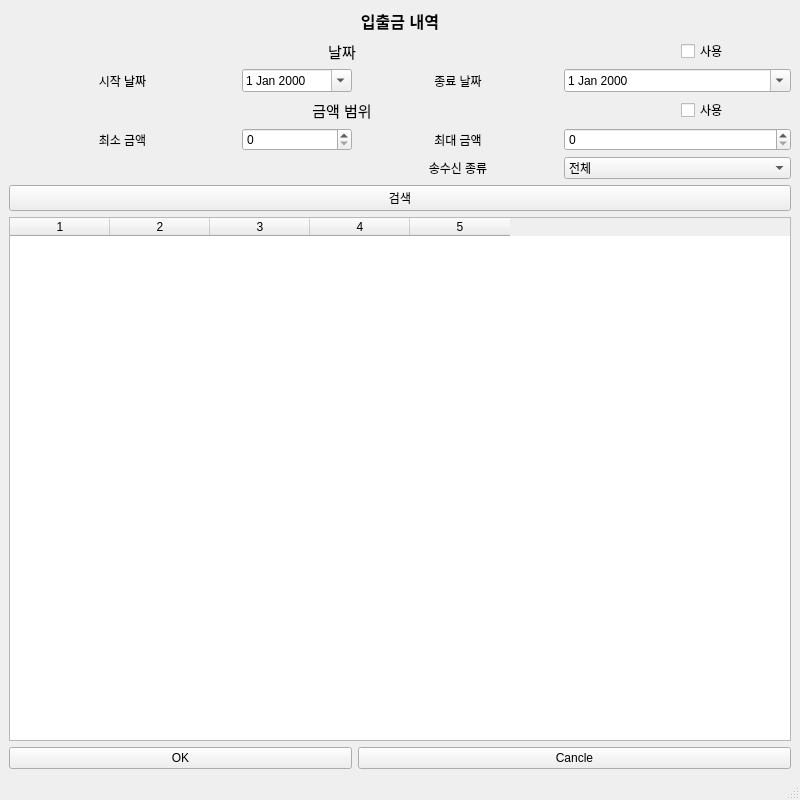
hyeon-h/QBanker-System, file form/userhistorywindow.ui: the form before one commit.
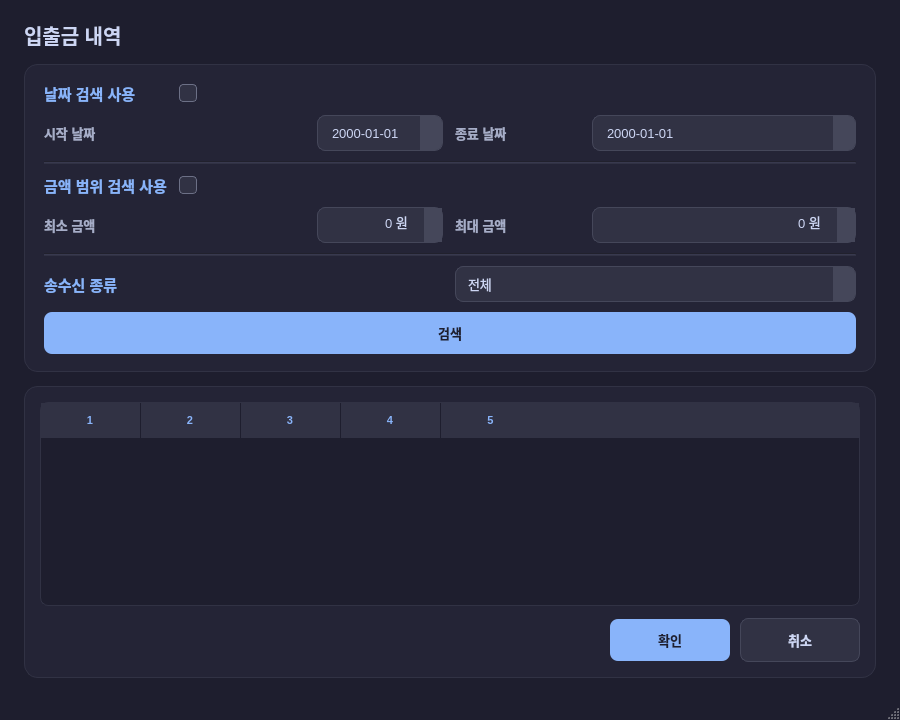
The form after the commit.

Patch:
```diff
--- a/form/userhistorywindow.ui
+++ b/form/userhistorywindow.ui
@@ -6,218 +6,604 @@
    <rect>
     <x>0</x>
     <y>0</y>
-    <width>800</width>
-    <height>800</height>
+    <width>900</width>
+    <height>720</height>
    </rect>
   </property>
+  <property name="minimumSize">
+   <size>
+    <width>760</width>
+    <height>640</height>
+   </size>
+  </property>
   <property name="windowTitle">
-   <string>MainWindow</string>
+   <string>입출금 내역</string>
+  </property>
+  <property name="styleSheet">
+   <string notr="true">
+QMainWindow, QWidget#centralwidget {
+    background-color: #1e1e2e;
+}
+QWidget {
+    color: #cdd6f4;
+    font-family: &quot;Segoe UI&quot;, &quot;Malgun Gothic&quot;, sans-serif;
+    font-size: 13px;
+}
+QWidget#filterCard, QWidget#resultCard {
+    background-color: #242436;
+    border: 1px solid #313244;
+    border-radius: 14px;
+}
+QLabel {
+    color: #a6adc8;
+    font-weight: 500;
+    background: transparent;
+}
+QLabel#label {
+    color: #cdd6f4;
+    font-size: 20px;
+    font-weight: 700;
+    background: transparent;
+}
+QLabel#label_3, QLabel#label_6, QLabel#label_2 {
+    color: #89b4fa;
+    font-size: 15px;
+    font-weight: 700;
+    background: transparent;
+}
+QLineEdit, QSpinBox, QDateEdit, QComboBox {
+    background-color: #313244;
+    border: 1px solid #45475a;
+    border-radius: 8px;
+    padding: 8px 12px;
+    color: #cdd6f4;
+    selection-background-color: #89b4fa;
+    min-height: 18px;
+}
+QLineEdit:focus, QSpinBox:focus, QDateEdit:focus, QComboBox:focus {
+    border: 1px solid #89b4fa;
+    background-color: #363752;
+}
+QLineEdit:hover, QSpinBox:hover, QDateEdit:hover, QComboBox:hover {
+    border: 1px solid #6c7086;
+}
+/* SpinBox arrows */
+QSpinBox::up-button, QSpinBox::down-button {
+    background-color: #45475a;
+    border: none;
+    width: 18px;
+}
+QSpinBox::up-button:hover, QSpinBox::down-button:hover {
+    background-color: #585b70;
+}
+QSpinBox::up-arrow {
+    image: none;
+    border-left: 4px solid transparent;
+    border-right: 4px solid transparent;
+    border-bottom: 5px solid #cdd6f4;
+    width: 0; height: 0;
+}
+QSpinBox::down-arrow {
+    image: none;
+    border-left: 4px solid transparent;
+    border-right: 4px solid transparent;
+    border-top: 5px solid #cdd6f4;
+    width: 0; height: 0;
+}
+/* DateEdit drop-down */
+QDateEdit::drop-down {
+    background-color: #45475a;
+    border: none;
+    width: 22px;
+    border-top-right-radius: 7px;
+    border-bottom-right-radius: 7px;
+}
+QDateEdit::drop-down:hover {
+    background-color: #585b70;
+}
+QDateEdit::down-arrow {
+    image: none;
+    border-left: 4px solid transparent;
+    border-right: 4px solid transparent;
+    border-top: 5px solid #cdd6f4;
+    width: 0; height: 0;
+}
+/* ComboBox */
+QComboBox::drop-down {
+    background-color: #45475a;
+    border: none;
+    width: 22px;
+    border-top-right-radius: 7px;
+    border-bottom-right-radius: 7px;
+}
+QComboBox::drop-down:hover {
+    background-color: #585b70;
+}
+QComboBox::down-arrow {
+    image: none;
+    border-left: 4px solid transparent;
+    border-right: 4px solid transparent;
+    border-top: 5px solid #cdd6f4;
+    width: 0; height: 0;
+}
+QComboBox QAbstractItemView {
+    background-color: #242436;
+    color: #cdd6f4;
+    border: 1px solid #45475a;
+    selection-background-color: #89b4fa;
+    selection-color: #1e1e2e;
+    outline: none;
+}
+/* Calendar popup */
+QCalendarWidget QWidget {
+    background-color: #242436;
+    color: #cdd6f4;
+}
+QCalendarWidget QToolButton {
+    background-color: #313244;
+    color: #cdd6f4;
+    border-radius: 4px;
+    padding: 4px;
+}
+QCalendarWidget QToolButton:hover {
+    background-color: #45475a;
+}
+QCalendarWidget QAbstractItemView:enabled {
+    background-color: #1e1e2e;
+    color: #cdd6f4;
+    selection-background-color: #89b4fa;
+    selection-color: #1e1e2e;
+}
+/* CheckBox */
+QCheckBox {
+    color: #cdd6f4;
+    spacing: 8px;
+    background: transparent;
+}
+QCheckBox::indicator {
+    width: 16px;
+    height: 16px;
+    border: 1px solid #6c7086;
+    border-radius: 4px;
+    background-color: #313244;
+}
+QCheckBox::indicator:checked {
+    background-color: #89b4fa;
+    border: 1px solid #89b4fa;
+}
+QCheckBox::indicator:hover {
+    border: 1px solid #89b4fa;
+}
+/* Buttons */
+QPushButton {
+    background-color: #313244;
+    color: #cdd6f4;
+    border: 1px solid #45475a;
+    border-radius: 8px;
+    padding: 10px 20px;
+    font-weight: 600;
+    min-height: 22px;
+}
+QPushButton:hover {
+    background-color: #45475a;
+    border: 1px solid #89b4fa;
+}
+QPushButton:pressed {
+    background-color: #585b70;
+}
+QPushButton#pushButton_3 {
+    background-color: #89b4fa;
+    color: #1e1e2e;
+    border: none;
+}
+QPushButton#pushButton_3:hover {
+    background-color: #a5c4fb;
+}
+QPushButton#pushButton_3:pressed {
+    background-color: #74a0e8;
+}
+QPushButton#pushButton {
+    background-color: #89b4fa;
+    color: #1e1e2e;
+    border: none;
+}
+QPushButton#pushButton:hover {
+    background-color: #a5c4fb;
+}
+QPushButton#pushButton:pressed {
+    background-color: #74a0e8;
+}
+/* Table */
+QTableWidget {
+    background-color: #1e1e2e;
+    alternate-background-color: #242436;
+    color: #cdd6f4;
+    gridline-color: #313244;
+    border: 1px solid #313244;
+    border-radius: 8px;
+    selection-background-color: #89b4fa;
+    selection-color: #1e1e2e;
+    outline: none;
+}
+QTableWidget::item {
+    padding: 6px;
+    border: none;
+}
+QTableWidget::item:selected {
+    background-color: #89b4fa;
+    color: #1e1e2e;
+}
+QHeaderView::section {
+    background-color: #313244;
+    color: #89b4fa;
+    padding: 8px;
+    border: none;
+    border-right: 1px solid #1e1e2e;
+    font-weight: 700;
+    font-size: 11px;
+    letter-spacing: 1px;
+}
+QHeaderView::section:last {
+    border-right: none;
+}
+QHeaderView {
+    background-color: #313244;
+}
+QTableView QTableCornerButton::section {
+    background-color: #313244;
+    border: none;
+}
+QTableCornerButton::section {
+    background-color: #313244;
+    border: none;
+}
+/* Scrollbar */
+QScrollBar:vertical {
+    background: #1e1e2e;
+    width: 10px;
+    margin: 0;
+    border-radius: 5px;
+}
+QScrollBar::handle:vertical {
+    background: #45475a;
+    border-radius: 5px;
+    min-height: 20px;
+}
+QScrollBar::handle:vertical:hover {
+    background: #585b70;
+}
+QScrollBar::add-line:vertical, QScrollBar::sub-line:vertical {
+    height: 0;
+}
+QScrollBar:horizontal {
+    background: #1e1e2e;
+    height: 10px;
+    margin: 0;
+    border-radius: 5px;
+}
+QScrollBar::handle:horizontal {
+    background: #45475a;
+    border-radius: 5px;
+    min-width: 20px;
+}
+QScrollBar::handle:horizontal:hover {
+    background: #585b70;
+}
+QScrollBar::add-line:horizontal, QScrollBar::sub-line:horizontal {
+    width: 0;
+}
+   </string>
   </property>
   <widget class="QWidget" name="centralwidget">
    <layout class="QVBoxLayout" name="verticalLayout">
+    <property name="leftMargin"><number>24</number></property>
+    <property name="topMargin"><number>20</number></property>
+    <property name="rightMargin"><number>24</number></property>
+    <property name="bottomMargin"><number>20</number></property>
+    <property name="spacing"><number>14</number></property>
     <item>
-     <layout class="QGridLayout" name="gridLayout">
-      <item row="3" column="2">
-       <widget class="QDateEdit" name="dateEdit">
-        <property name="calendarPopup">
-         <bool>true</bool>
-        </property>
-       </widget>
-      </item>
-      <item row="1" column="0" colspan="5">
-       <widget class="QLabel" name="label_3">
-        <property name="font">
-         <font>
-          <pointsize>11</pointsize>
-         </font>
-        </property>
-        <property name="text">
-         <string>날짜</string>
-        </property>
-        <property name="alignment">
-         <set>Qt::AlignmentFlag::AlignCenter</set>
-        </property>
-       </widget>
-      </item>
-      <item row="7" column="3">
-       <widget class="QLabel" name="label_8">
-        <property name="text">
-         <string>최대 금액</string>
-        </property>
-        <property name="alignment">
-         <set>Qt::AlignmentFlag::AlignCenter</set>
-        </property>
-       </widget>
-      </item>
-      <item row="7" column="0" colspan="2">
-       <widget class="QLabel" name="label_7">
-        <property name="text">
-         <string>최소 금액</string>
-        </property>
-        <property name="alignment">
-         <set>Qt::AlignmentFlag::AlignCenter</set>
-        </property>
-       </widget>
-      </item>
-      <item row="6" column="0" colspan="5">
-       <widget class="QLabel" name="label_6">
-        <property name="font">
-         <font>
-          <pointsize>11</pointsize>
-         </font>
-        </property>
-        <property name="text">
-         <string>금액 범위</string>
-        </property>
-        <property name="alignment">
-         <set>Qt::AlignmentFlag::AlignCenter</set>
-        </property>
-       </widget>
-      </item>
-      <item row="12" column="0" colspan="3">
-       <widget class="QPushButton" name="pushButton">
-        <property name="text">
-         <string>OK</string>
-        </property>
-       </widget>
-      </item>
-      <item row="9" column="3">
-       <widget class="QLabel" name="label_2">
-        <property name="text">
-         <string>송수신 종류</string>
-        </property>
-        <property name="alignment">
-         <set>Qt::AlignmentFlag::AlignCenter</set>
-        </property>
-       </widget>
-      </item>
-      <item row="3" column="3">
-       <widget class="QLabel" name="label_5">
-        <property name="minimumSize">
-         <size>
-          <width>200</width>
-          <height>0</height>
-         </size>
-        </property>
-        <property name="text">
-         <string>종료 날짜</string>
-        </property>
-        <property name="alignment">
-         <set>Qt::AlignmentFlag::AlignCenter</set>
-        </property>
-       </widget>
-      </item>
-      <item row="3" column="0" colspan="2">
-       <widget class="QLabel" name="label_4">
-        <property name="minimumSize">
-         <size>
-          <width>200</width>
-          <height>0</height>
-         </size>
-        </property>
-        <property name="text">
-         <string>시작 날짜</string>
-        </property>
-        <property name="alignment">
-         <set>Qt::AlignmentFlag::AlignCenter</set>
-        </property>
-       </widget>
-      </item>
-      <item row="1" column="5">
-       <widget class="QCheckBox" name="checkBox">
-        <property name="text">
-         <string>사용</string>
-        </property>
-       </widget>
-      </item>
-      <item row="6" column="5">
-       <widget class="QCheckBox" name="checkBox_2">
-        <property name="text">
-         <string>사용</string>
-        </property>
-       </widget>
-      </item>
-      <item row="3" column="4" colspan="2">
-       <widget class="QDateEdit" name="dateEdit_2">
-        <property name="calendarPopup">
-         <bool>true</bool>
-        </property>
-       </widget>
-      </item>
-      <item row="0" column="0" colspan="6">
-       <widget class="QLabel" name="label">
-        <property name="font">
-         <font>
-          <pointsize>12</pointsize>
-          <bold>true</bold>
-         </font>
-        </property>
-        <property name="text">
-         <string>입출금 내역</string>
-        </property>
-        <property name="alignment">
-         <set>Qt::AlignmentFlag::AlignCenter</set>
-        </property>
-       </widget>
-      </item>
-      <item row="10" column="0" colspan="6">
-       <widget class="QPushButton" name="pushButton_3">
-        <property name="text">
-         <string>검색</string>
-        </property>
-       </widget>
-      </item>
-      <item row="11" column="0" colspan="6">
-       <widget class="QTableWidget" name="tableWidget">
-        <property name="columnCount">
-         <number>5</number>
-        </property>
-        <column/>
-        <column/>
-        <column/>
-        <column/>
-        <column/>
-       </widget>
-      </item>
-      <item row="12" column="3" colspan="3">
-       <widget class="QPushButton" name="pushButton_2">
-        <property name="text">
-         <string>Cancle</string>
-        </property>
-       </widget>
-      </item>
-      <item row="9" column="4" colspan="2">
-       <widget class="QComboBox" name="comboBox">
-        <property name="layoutDirection">
-         <enum>Qt::LayoutDirection::LeftToRight</enum>
-        </property>
-        <property name="sizeAdjustPolicy">
-         <enum>QComboBox::SizeAdjustPolicy::AdjustToContents</enum>
-        </property>
-        <item>
+     <widget class="QLabel" name="label">
+      <property name="font">
+       <font>
+        <pointsize>12</pointsize>
+        <bold>true</bold>
+       </font>
+      </property>
+      <property name="text">
+       <string>입출금 내역</string>
+      </property>
+      <property name="alignment">
+       <set>Qt::AlignmentFlag::AlignLeft|Qt::AlignmentFlag::AlignVCenter</set>
+      </property>
+     </widget>
+    </item>
+    <item>
+     <widget class="QWidget" name="filterCard" native="true">
+      <layout class="QGridLayout" name="gridLayout">
+       <property name="leftMargin"><number>20</number></property>
+       <property name="topMargin"><number>18</number></property>
+       <property name="rightMargin"><number>20</number></property>
+       <property name="bottomMargin"><number>18</number></property>
+       <property name="horizontalSpacing"><number>12</number></property>
+       <property name="verticalSpacing"><number>10</number></property>
+       <item row="1" column="0">
+        <widget class="QLabel" name="label_3">
+         <property name="font">
+          <font><pointsize>11</pointsize></font>
+         </property>
+         <property name="sizePolicy">
+          <sizepolicy hsizetype="Maximum" vsizetype="Preferred">
+           <horstretch>0</horstretch>
+           <verstretch>0</verstretch>
+          </sizepolicy>
+         </property>
          <property name="text">
-          <string>전체</string>
+          <string>날짜 검색 사용</string>
          </property>
-        </item>
-        <item>
+         <property name="alignment">
+          <set>Qt::AlignmentFlag::AlignLeft|Qt::AlignmentFlag::AlignVCenter</set>
+         </property>
+        </widget>
+       </item>
+       <item row="1" column="1" colspan="5">
+        <widget class="QCheckBox" name="checkBox">
          <property name="text">
-          <string>송금</string>
+          <string/>
          </property>
-        </item>
-        <item>
+        </widget>
+       </item>
+       <item row="3" column="0" colspan="2">
+        <widget class="QLabel" name="label_4">
+         <property name="minimumSize">
+          <size><width>90</width><height>0</height></size>
+         </property>
          <property name="text">
-          <string>입금</string>
+          <string>시작 날짜</string>
          </property>
-        </item>
-       </widget>
-      </item>
-      <item row="7" column="2">
-       <widget class="QSpinBox" name="spinBox"/>
-      </item>
-      <item row="7" column="4" colspan="2">
-       <widget class="QSpinBox" name="spinBox_2"/>
-      </item>
-     </layout>
+         <property name="alignment">
+          <set>Qt::AlignmentFlag::AlignLeft|Qt::AlignmentFlag::AlignVCenter</set>
+         </property>
+        </widget>
+       </item>
+       <item row="3" column="2">
+        <widget class="QDateEdit" name="dateEdit">
+         <property name="calendarPopup">
+          <bool>true</bool>
+         </property>
+         <property name="displayFormat">
+          <string>yyyy-MM-dd</string>
+         </property>
+        </widget>
+       </item>
+       <item row="3" column="3">
+        <widget class="QLabel" name="label_5">
+         <property name="minimumSize">
+          <size><width>90</width><height>0</height></size>
+         </property>
+         <property name="text">
+          <string>종료 날짜</string>
+         </property>
+         <property name="alignment">
+          <set>Qt::AlignmentFlag::AlignLeft|Qt::AlignmentFlag::AlignVCenter</set>
+         </property>
+        </widget>
+       </item>
+       <item row="3" column="4" colspan="2">
+        <widget class="QDateEdit" name="dateEdit_2">
+         <property name="calendarPopup">
+          <bool>true</bool>
+         </property>
+         <property name="displayFormat">
+          <string>yyyy-MM-dd</string>
+         </property>
+        </widget>
+       </item>
+       <item row="5" column="0" colspan="6">
+        <widget class="Line" name="divider1">
+         <property name="orientation">
+          <enum>Qt::Orientation::Horizontal</enum>
+         </property>
+         <property name="styleSheet">
+          <string notr="true">color: #313244; background-color: #313244; min-height: 1px; max-height: 1px;</string>
+         </property>
+        </widget>
+       </item>
+       <item row="6" column="0">
+        <widget class="QLabel" name="label_6">
+         <property name="font">
+          <font><pointsize>11</pointsize></font>
+         </property>
+         <property name="sizePolicy">
+          <sizepolicy hsizetype="Maximum" vsizetype="Preferred">
+           <horstretch>0</horstretch>
+           <verstretch>0</verstretch>
+          </sizepolicy>
+         </property>
+         <property name="text">
+          <string>금액 범위 검색 사용</string>
+         </property>
+         <property name="alignment">
+          <set>Qt::AlignmentFlag::AlignLeft|Qt::AlignmentFlag::AlignVCenter</set>
+         </property>
+        </widget>
+       </item>
+       <item row="6" column="1" colspan="5">
+        <widget class="QCheckBox" name="checkBox_2">
+         <property name="text">
+          <string/>
+         </property>
+        </widget>
+       </item>
+       <item row="7" column="0" colspan="2">
+        <widget class="QLabel" name="label_7">
+         <property name="text">
+          <string>최소 금액</string>
+         </property>
+         <property name="alignment">
+          <set>Qt::AlignmentFlag::AlignLeft|Qt::AlignmentFlag::AlignVCenter</set>
+         </property>
+        </widget>
+       </item>
+       <item row="7" column="2">
+        <widget class="QSpinBox" name="spinBox">
+         <property name="maximum">
+          <number>999999999</number>
+         </property>
+         <property name="suffix">
+          <string> 원</string>
+         </property>
+         <property name="alignment">
+          <set>Qt::AlignmentFlag::AlignRight|Qt::AlignmentFlag::AlignVCenter</set>
+         </property>
+        </widget>
+       </item>
+       <item row="7" column="3">
+        <widget class="QLabel" name="label_8">
+         <property name="text">
+          <string>최대 금액</string>
+         </property>
+         <property name="alignment">
+          <set>Qt::AlignmentFlag::AlignLeft|Qt::AlignmentFlag::AlignVCenter</set>
+         </property>
+        </widget>
+       </item>
+       <item row="7" column="4" colspan="2">
+        <widget class="QSpinBox" name="spinBox_2">
+         <property name="maximum">
+          <number>999999999</number>
+         </property>
+         <property name="suffix">
+          <string> 원</string>
+         </property>
+         <property name="alignment">
+          <set>Qt::AlignmentFlag::AlignRight|Qt::AlignmentFlag::AlignVCenter</set>
+         </property>
+        </widget>
+       </item>
+       <item row="8" column="0" colspan="6">
+        <widget class="Line" name="divider2">
+         <property name="orientation">
+          <enum>Qt::Orientation::Horizontal</enum>
+         </property>
+         <property name="styleSheet">
+          <string notr="true">color: #313244; background-color: #313244; min-height: 1px; max-height: 1px;</string>
+         </property>
+        </widget>
+       </item>
+       <item row="9" column="0" colspan="3">
+        <widget class="QLabel" name="label_2">
+         <property name="font">
+          <font><pointsize>11</pointsize></font>
+         </property>
+         <property name="text">
+          <string>송수신 종류</string>
+         </property>
+         <property name="alignment">
+          <set>Qt::AlignmentFlag::AlignLeft|Qt::AlignmentFlag::AlignVCenter</set>
+         </property>
+        </widget>
+       </item>
+       <item row="9" column="3" colspan="3">
+        <widget class="QComboBox" name="comboBox">
+         <property name="layoutDirection">
+          <enum>Qt::LayoutDirection::LeftToRight</enum>
+         </property>
+         <property name="sizeAdjustPolicy">
+          <enum>QComboBox::SizeAdjustPolicy::AdjustToContents</enum>
+         </property>
+         <item>
+          <property name="text"><string>전체</string></property>
+         </item>
+         <item>
+          <property name="text"><string>송금</string></property>
+         </item>
+         <item>
+          <property name="text"><string>입금</string></property>
+         </item>
+        </widget>
+       </item>
+       <item row="10" column="0" colspan="6">
+        <widget class="QPushButton" name="pushButton_3">
+         <property name="text">
+          <string>검색</string>
+         </property>
+         <property name="cursor">
+          <cursorShape>PointingHandCursor</cursorShape>
+         </property>
+        </widget>
+       </item>
+      </layout>
+     </widget>
+    </item>
+    <item>
+     <widget class="QWidget" name="resultCard" native="true">
+      <layout class="QVBoxLayout" name="resultCardLayout">
+       <property name="leftMargin"><number>16</number></property>
+       <property name="topMargin"><number>16</number></property>
+       <property name="rightMargin"><number>16</number></property>
+       <property name="bottomMargin"><number>16</number></property>
+       <property name="spacing"><number>12</number></property>
+       <item>
+        <widget class="QTableWidget" name="tableWidget">
+         <property name="alternatingRowColors">
+          <bool>true</bool>
+         </property>
+         <property name="selectionBehavior">
+          <enum>QAbstractItemView::SelectionBehavior::SelectRows</enum>
+         </property>
+         <property name="columnCount">
+          <number>5</number>
+         </property>
+         <column/>
+         <column/>
+         <column/>
+         <column/>
+         <column/>
+        </widget>
+       </item>
+       <item>
+        <layout class="QHBoxLayout" name="buttonLayout">
+         <property name="spacing"><number>10</number></property>
+         <item>
+          <spacer name="buttonLeftSpacer">
+           <property name="orientation">
+            <enum>Qt::Orientation::Horizontal</enum>
+           </property>
+           <property name="sizeHint" stdset="0">
+            <size><width>40</width><height>20</height></size>
+           </property>
+          </spacer>
+         </item>
+         <item>
+          <widget class="QPushButton" name="pushButton">
+           <property name="minimumSize">
+            <size><width>120</width><height>0</height></size>
+           </property>
+           <property name="text">
+            <string>확인</string>
+           </property>
+           <property name="cursor">
+            <cursorShape>PointingHandCursor</cursorShape>
+           </property>
+          </widget>
+         </item>
+         <item>
+          <widget class="QPushButton" name="pushButton_2">
+           <property name="minimumSize">
+            <size><width>120</width><height>0</height></size>
+           </property>
+           <property name="text">
+            <string>취소</string>
+           </property>
+           <property name="cursor">
+            <cursorShape>PointingHandCursor</cursorShape>
+           </property>
+          </widget>
+         </item>
+        </layout>
+       </item>
+      </layout>
+     </widget>
     </item>
    </layout>
   </widget>
```
Left out of the diff: 7 changed lines with no effect on the pictures.
